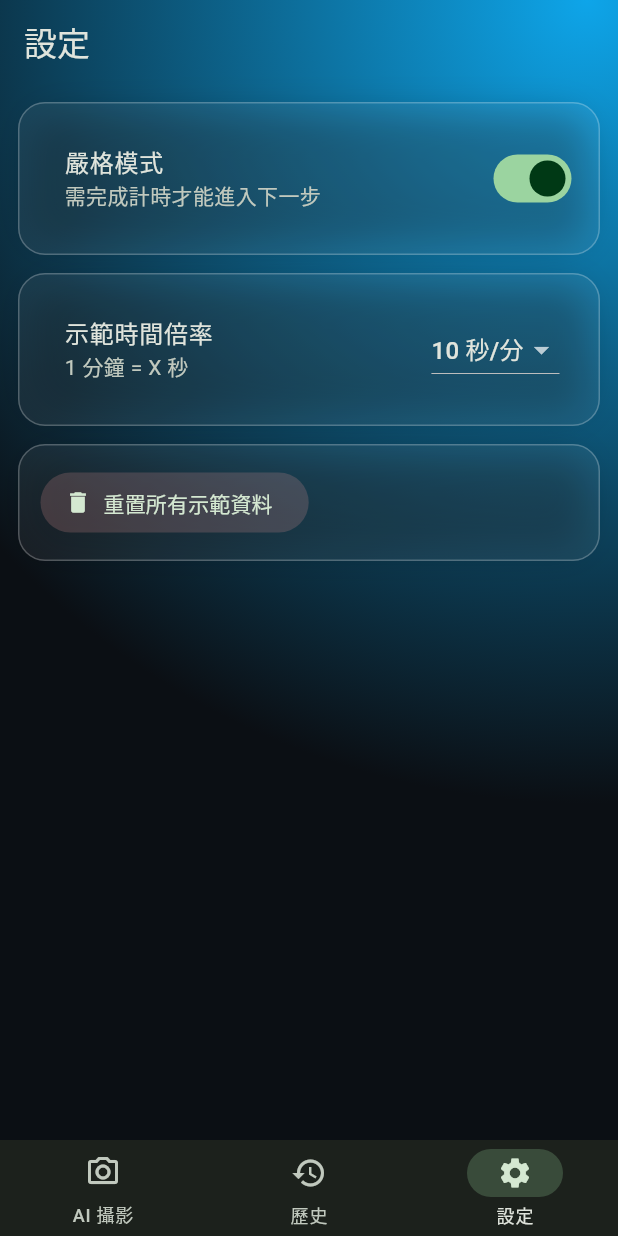
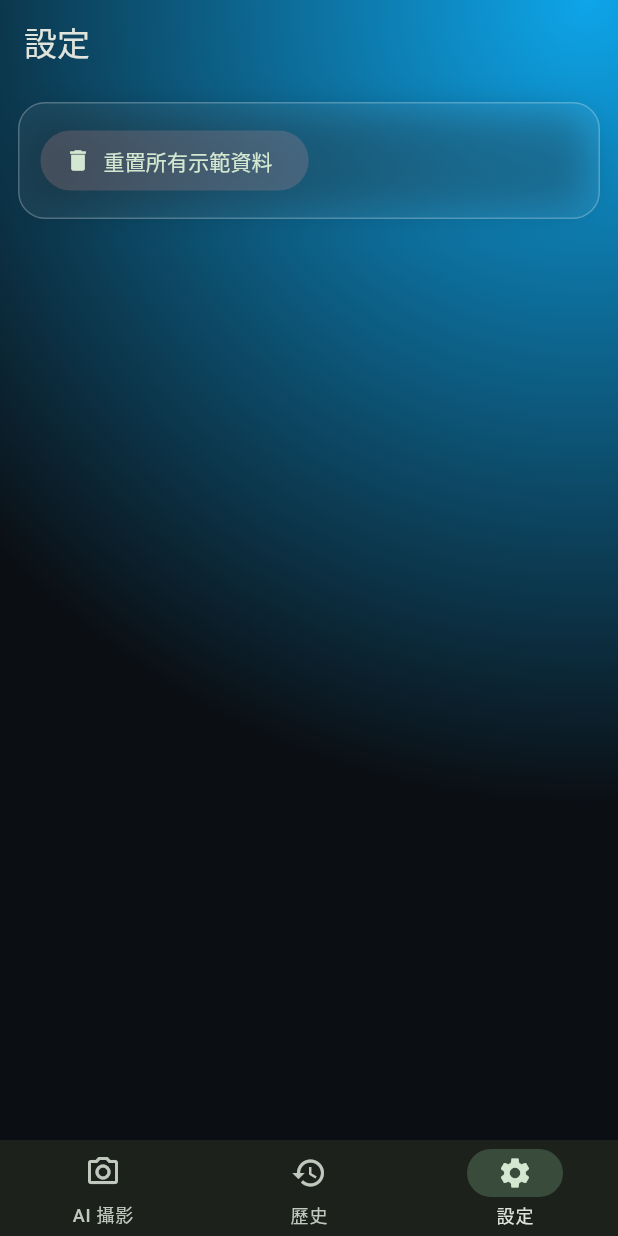
Before and after one commit to Mondaysssss/food-detection, a Flutter app: the HomeShell screen opened directly, item 3 of the bottom bar chosen, on a phone screen of 412 x 824 dp. Run offline on Flutter 3.47's test engine with Material 3 defaults, Android fonts, the phone set to English and light mode, and no system bars.

Commit message:
把"嚴格模式","示範時間倍率"都暫時消失

```diff
--- a/lib/main.dart
+++ b/lib/main.dart
@@ -2388,53 +2388,53 @@ class SettingsPage extends StatelessWidget {
   const SettingsPage({super.key});
   @override
   Widget build(BuildContext context) {
-    final app = context.watch<AppState>();
+    // final app = context.watch<AppState>();
     // 包可捲動，避免窄螢幕溢位
     return SingleChildScrollView(
       child: Column(
         children: [
-          _glass(
-            child: Row(
-              children: [
-                const Expanded(
-                  child: ListTile(
-                    title: Text('嚴格模式'),
-                    subtitle: Text('需完成計時才能進入下一步'),
-                  ),
-                ),
-                Switch(
-                  value: app.strictMode,
-                  onChanged: context.read<AppState>().setStrictMode,
-                ),
-              ],
-            ),
-          ),
-          const SizedBox(height: 12),
-          _glass(
-            child: Row(
-              children: [
-                const Expanded(
-                  child: ListTile(
-                    title: Text('示範時間倍率'),
-                    subtitle: Text('1 分鐘 = X 秒'),
-                  ),
-                ),
-                DropdownButton<int>(
-                  value: app.timeScale,
-                  items: const [
-                    DropdownMenuItem(value: 5, child: Text('5 秒/分')),
-                    DropdownMenuItem(value: 10, child: Text('10 秒/分')),
-                    DropdownMenuItem(value: 15, child: Text('15 秒/分')),
-                  ],
-                  onChanged: (v) {
-                    if (v != null) context.read<AppState>().setTimeScale(v);
-                  },
-                ),
-                const SizedBox(width: 12),
-              ],
-            ),
-          ),
-          const SizedBox(height: 12),
+          // _glass(
+          //   child: Row(
+          //     children: [
+          //       const Expanded(
+          //         child: ListTile(
+          //           title: Text('嚴格模式'),
+          //           subtitle: Text('需完成計時才能進入下一步'),
+          //         ),
+          //       ),
+          //       Switch(
+          //         value: app.strictMode,
+          //         onChanged: context.read<AppState>().setStrictMode,
+          //       ),
+          //     ],
+          //   ),
+          // ),
+          // const SizedBox(height: 12),
+          // _glass(
+          //   child: Row(
+          //     children: [
+          //       const Expanded(
+          //         child: ListTile(
+          //           title: Text('示範時間倍率'),
+          //           subtitle: Text('1 分鐘 = X 秒'),
+          //         ),
+          //       ),
+          //       DropdownButton<int>(
+          //         value: app.timeScale,
+          //         items: const [
+          //           DropdownMenuItem(value: 5, child: Text('5 秒/分')),
+          //           DropdownMenuItem(value: 10, child: Text('10 秒/分')),
+          //           DropdownMenuItem(value: 15, child: Text('15 秒/分')),
+          //         ],
+          //         onChanged: (v) {
+          //           if (v != null) context.read<AppState>().setTimeScale(v);
+          //         },
+          //       ),
+          //       const SizedBox(width: 12),
+          //     ],
+          //   ),
+          // ),
+          // const SizedBox(height: 12),
           _glass(
             child: Align(
               alignment: Alignment.centerLeft,
```
